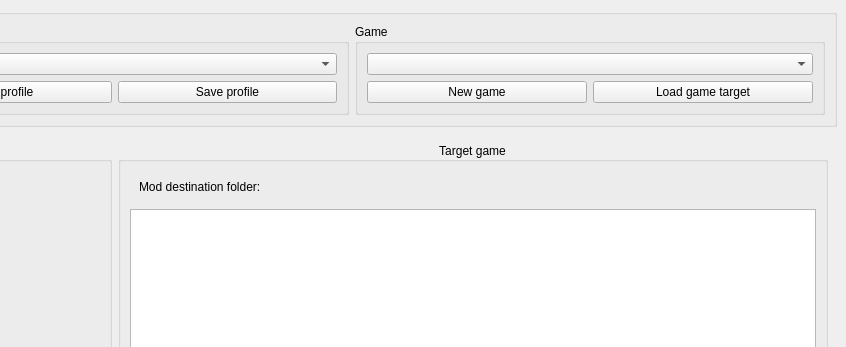
OlavStornes/ModBuddy, file ui/modbuddy.ui: the form before one commit; both pictures show x 617 to 1463 and y 0 to 347 of the 1463 by 809 pixel window.
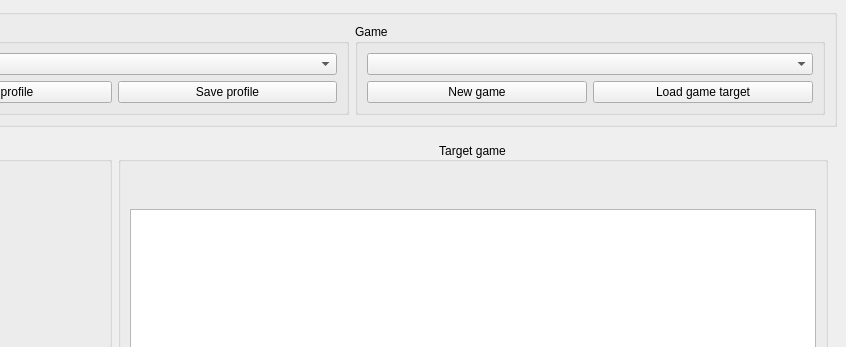
The form after the commit.

Commit message: Update pathing on tree

Diff of the .ui file:
```diff
--- a/ui/modbuddy.ui
+++ b/ui/modbuddy.ui
@@ -218,40 +218,9 @@
          <layout class="QVBoxLayout" name="verticalLayout_2">
           <item>
            <widget class="QWidget" name="dest_component" native="true">
-            <layout class="QHBoxLayout" name="horizontalLayout_5">
-             <item alignment="Qt::AlignLeft">
-              <widget class="QLabel" name="label_2">
-               <property name="sizePolicy">
-                <sizepolicy hsizetype="Minimum" vsizetype="Minimum">
-                 <horstretch>0</horstretch>
-                 <verstretch>0</verstretch>
-                </sizepolicy>
-               </property>
-               <property name="minimumSize">
-                <size>
-                 <width>2</width>
-                 <height>0</height>
-                </size>
-               </property>
-               <property name="text">
-                <string>Mod destination folder:</string>
-               </property>
-              </widget>
-             </item>
-             <item>
+            <layout class="QGridLayout" name="gridLayout_4">
+             <item row="1" column="0">
               <widget class="QLabel" name="mod_dest">
-               <property name="sizePolicy">
-                <sizepolicy hsizetype="Maximum" vsizetype="Maximum">
-                 <horstretch>0</horstretch>
-                 <verstretch>0</verstretch>
-                </sizepolicy>
-               </property>
-               <property name="maximumSize">
-                <size>
-                 <width>239</width>
-                 <height>32</height>
-                </size>
-               </property>
                <property name="text">
                 <string/>
                </property>
```
The commit also changes 1 other file.
